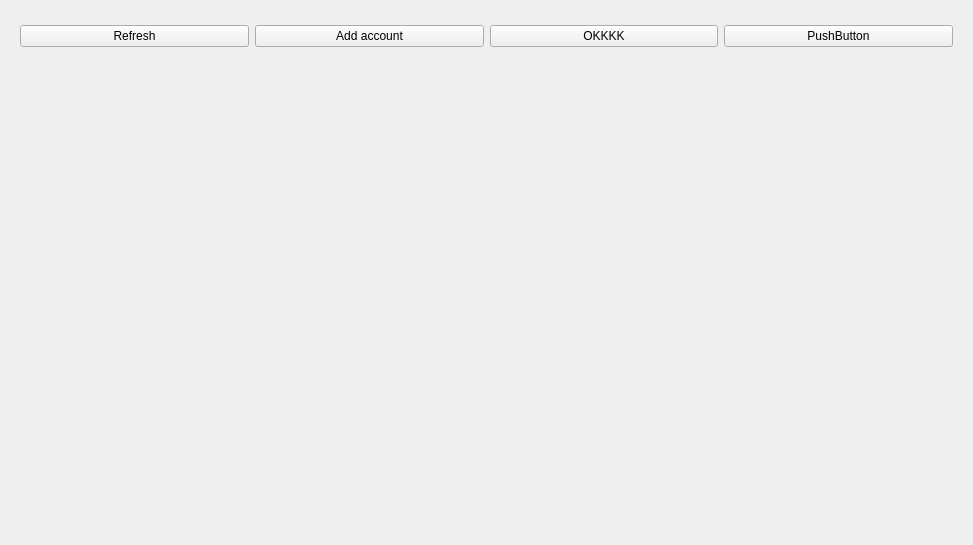
Old version of the form views/ui/account.ui in the repository wolfwarriorvn/FacebookScrape.
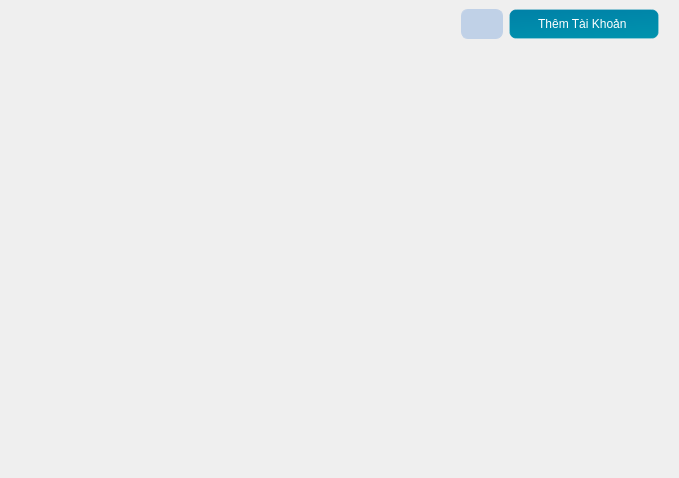
New version of the form. Icons and pictures are not drawn.

The edit to the form file:
```diff
--- a/views/ui/account.ui
+++ b/views/ui/account.ui
@@ -6,56 +6,130 @@
    <rect>
     <x>0</x>
     <y>0</y>
-    <width>973</width>
-    <height>545</height>
+    <width>679</width>
+    <height>478</height>
    </rect>
   </property>
   <property name="windowTitle">
    <string>Form</string>
   </property>
   <layout class="QVBoxLayout" name="verticalLayout_3">
+   <property name="topMargin">
+    <number>9</number>
+   </property>
    <item>
     <widget class="QWidget" name="widget" native="true">
      <property name="maximumSize">
       <size>
        <width>16777215</width>
-       <height>50</height>
+       <height>30</height>
       </size>
      </property>
-     <layout class="QHBoxLayout" name="horizontalLayout">
-      <item>
-       <widget class="QPushButton" name="btn_refresh">
-        <property name="text">
-         <string>Refresh</string>
-        </property>
-       </widget>
-      </item>
-      <item>
+     <property name="layoutDirection">
+      <enum>Qt::LeftToRight</enum>
+     </property>
+     <property name="styleSheet">
+      <string notr="true"/>
+     </property>
+     <layout class="QGridLayout" name="gridLayout">
+      <property name="topMargin">
+       <number>0</number>
+      </property>
+      <property name="bottomMargin">
+       <number>0</number>
+      </property>
+      <property name="verticalSpacing">
+       <number>0</number>
+      </property>
+      <item row="0" column="2">
        <widget class="QPushButton" name="btn_add_accounts">
+        <property name="maximumSize">
+         <size>
+          <width>150</width>
+          <height>16777215</height>
+         </size>
+        </property>
+        <property name="styleSheet">
+         <string notr="true">QPushButton{
+	 color: rgb(255, 255, 255);
+     background-color: qlineargradient(spread:pad, x1:0 y1:0, x2:1, y2:3, stop:0 #0081A7, stop:1 #00AFB9);;
+     border: 1px solid rgba(255,255,255,40);
+     border-radius:7px;
+	width: 150;
+	height: 30;
+}
+QPushButton:hover{
+background-color: #0081A7
+}
+QPushButton:pressed{
+background-color: #00AFB9
+}</string>
+        </property>
         <property name="text">
-         <string>Add account</string>
+         <string>Thêm Tài Khoản </string>
         </property>
        </widget>
       </item>
-      <item>
-       <widget class="QPushButton" name="pushButton_3">
+      <item row="0" column="1">
+       <widget class="QPushButton" name="btn_refresh">
+        <property name="maximumSize">
+         <size>
+          <width>16777215</width>
+          <height>16777215</height>
+         </size>
+        </property>
+        <property name="styleSheet">
+         <string notr="true">	* {background-color: rgba(192, 209, 231, 1);
+	border: 1px solid rgba(192, 209, 231, 1);
+	border-radius: 7px;
+	color: black;
+	width: 40;
+	height: 30;
+}
+QPushButton:hover{
+background-color: #b8e7ea;
+}
+QPushButton:pressed{
+background-color:rgba(227, 80, 168, 1)
+}</string>
+        </property>
         <property name="text">
-         <string>OKKKK</string>
+         <string/>
         </property>
+        <property name="icon">
+         <iconset resource="../../icon.qrc">
+          <normaloff>:/icon/views/icon/refresh.png</normaloff>:/icon/views/icon/refresh.png</iconset>
+        </property>
+        <property name="iconSize">
+         <size>
+          <width>20</width>
+          <height>20</height>
+         </size>
+        </property>
        </widget>
       </item>
-      <item>
-       <widget class="QPushButton" name="pushButton_4">
-        <property name="text">
-         <string>PushButton</string>
+      <item row="0" column="0">
+       <spacer name="horizontalSpacer">
+        <property name="orientation">
+         <enum>Qt::Horizontal</enum>
         </property>
-       </widget>
+        <property name="sizeHint" stdset="0">
+         <size>
+          <width>436</width>
+          <height>20</height>
+         </size>
+        </property>
+       </spacer>
       </item>
      </layout>
     </widget>
    </item>
    <item>
-    <widget class="QFrame" name="f_account"/>
+    <widget class="QFrame" name="f_account">
+     <property name="styleSheet">
+      <string notr="true"/>
+     </property>
+    </widget>
    </item>
   </layout>
  </widget>
```
Left out of the diff: 8 changed lines with no effect on the pictures.
